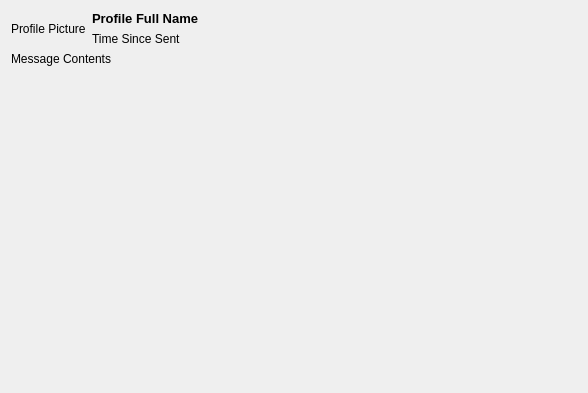
This is viewmessage.ui in PeteCastle/SoftwareDesignCaseStudy as Qt 5 draws it before an edit. The edited form follows.
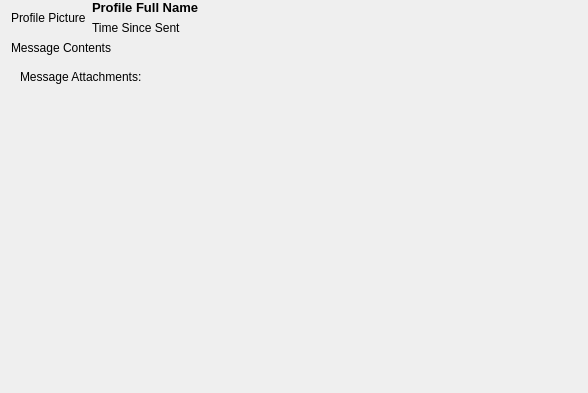
This is the edited form.

Patch:
```diff
--- a/viewmessage.ui
+++ b/viewmessage.ui
@@ -14,6 +14,12 @@
    <string>Form</string>
   </property>
   <layout class="QVBoxLayout" name="verticalLayout_2">
+   <property name="topMargin">
+    <number>0</number>
+   </property>
+   <property name="bottomMargin">
+    <number>0</number>
+   </property>
    <item>
     <layout class="QHBoxLayout" name="horizontalLayout">
      <item>
@@ -84,6 +90,34 @@
      </property>
     </widget>
    </item>
+   <item>
+    <widget class="QWidget" name="MessageAttachmentsWidget" native="true">
+     <layout class="QGridLayout" name="gridLayout">
+      <property name="leftMargin">
+       <number>9</number>
+      </property>
+      <property name="topMargin">
+       <number>9</number>
+      </property>
+      <property name="rightMargin">
+       <number>9</number>
+      </property>
+      <property name="spacing">
+       <number>0</number>
+      </property>
+      <item row="0" column="0">
+       <widget class="QLabel" name="label">
+        <property name="enabled">
+         <bool>true</bool>
+        </property>
+        <property name="text">
+         <string>Message Attachments:</string>
+        </property>
+       </widget>
+      </item>
+     </layout>
+    </widget>
+   </item>
    <item>
     <spacer name="verticalSpacer">
      <property name="orientation">
```
